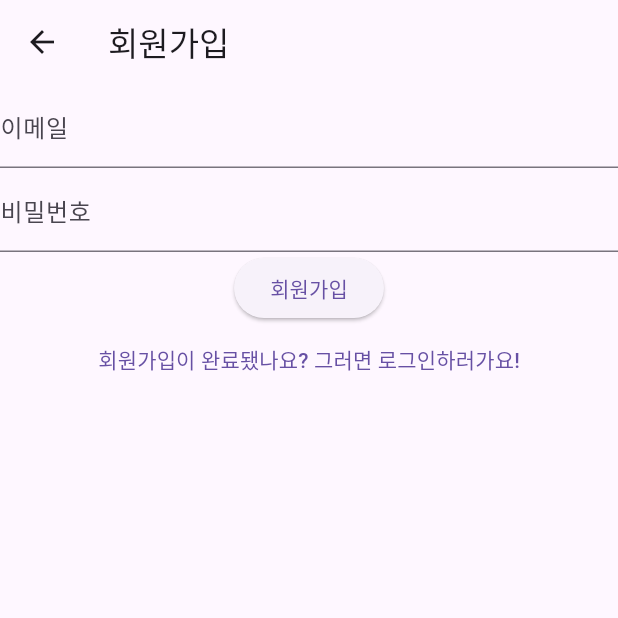
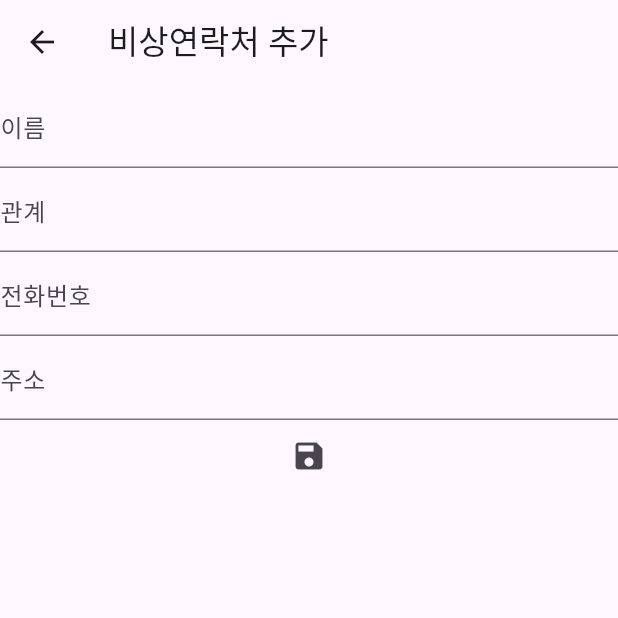
Before and after one commit to jaeyoung1010/a-graduation-project, a Flutter app: the SignUpScreen screen opened directly, after a tap on "회원가입", on a phone screen of 412 x 824 dp, the top half of it. Run offline on Flutter 3.47's test engine with Material 3 defaults, Android fonts, the phone set to English and light mode, and no system bars; our stand-ins replace cloud_firestore, contacts_service, firebase_auth, firebase_core, permission_handler; missing offline and left inert: flutter_sound, microphone, shake; accounts and stored records are empty.

Commit message:
second commit

```diff
--- a/lib/main.dart
+++ b/lib/main.dart
@@ -1,3 +1,4 @@
+import 'package:a_graduation_project_2/screen/addcontact.dart';
 import 'package:a_graduation_project_2/screen/join.dart';
 import 'package:a_graduation_project_2/screen/mainpage.dart';
 import 'package:a_graduation_project_2/screen/memberedit.dart';
@@ -146,7 +147,13 @@ class _SignUpScreenState extends State<SignUpScreen> {
             obscureText: true,
           ),
           ElevatedButton(
-            onPressed: _registerUser,
+            onPressed: () {
+              _registerUser();
+              Navigator.push(
+                context,
+                MaterialPageRoute(builder: (context) => AddContactScreen()),
+              );
+            },
             child: Text('회원가입'),
           ),
           TextButton(
--- /dev/null
+++ b/lib/screen/addcontact.dart
@@ -0,0 +1,90 @@
+import 'package:flutter/material.dart';
+import 'package:cloud_firestore/cloud_firestore.dart';
+import 'package:firebase_core/firebase_core.dart';
+
+import '../main.dart';
+
+class AddContactScreen extends StatefulWidget {
+  @override
+  _AddContactScreenState createState() => _AddContactScreenState();
+}
+
+class _AddContactScreenState extends State<AddContactScreen> {
+  final _formKey = GlobalKey<FormState>();
+  String _name = '';
+  String _relationship = '';
+  String _phoneNumber = '';
+  String _address = '';
+
+  void _saveContact() async {
+    if (_formKey.currentState!.validate()) {
+      _formKey.currentState!.save();
+      try {
+        // Firebase에 데이터 저장
+        await FirebaseFirestore.instance.collection('addcontact').add({
+          'name': _name,
+          'relationship': _relationship,
+          'phoneNumber': _phoneNumber,
+          'address': _address,
+        });
+        Navigator.pop(context); // 저장 후 이전 화면으로 돌아가기
+        ScaffoldMessenger.of(context).showSnackBar(
+            SnackBar(content: Text('비상연락처 추가 완료!'))
+        );
+      } catch (e) {
+        print(e); // 에러 출력
+        // 에러가 발생했을 때 사용자에게 알리는 코드 추가
+      }
+    }
+  }
+
+  @override
+  Widget build(BuildContext context) {
+    return Scaffold(
+      appBar: AppBar(
+        title: Text('비상연락처 추가'),
+      ),
+      body: Form(
+        key: _formKey,
+        child: Column(
+          children: <Widget>[
+            TextFormField(
+              decoration: InputDecoration(labelText: '이름'),
+              onSaved: (value) {
+                _name = value!;
+              },
+            ),
+            TextFormField(
+              decoration: InputDecoration(labelText: '관계'),
+              onSaved: (value) {
+                _relationship = value!;
+              },
+            ),
+            TextFormField(
+              decoration: InputDecoration(labelText: '전화번호'),
+              onSaved: (value) {
+                _phoneNumber = value!;
+              },
+            ),
+            TextFormField(
+              decoration: InputDecoration(labelText: '주소'),
+              onSaved: (value) {
+                _address = value!;
+              },
+            ),
+            IconButton(
+              icon: Icon(Icons.save),
+              onPressed: () {
+                _saveContact();
+                Navigator.pushReplacement(
+                  context,
+                  MaterialPageRoute(builder: (context) => LoginScreen()),
+                );
+              },
+            )
+          ],
+        ),
+      ),
+    );
+  }
+}
--- a/lib/screen/mainpage.dart
+++ b/lib/screen/mainpage.dart
@@ -11,6 +11,9 @@ import 'package:a_graduation_project_2/screen/information_on_the_elderly.dart';
 import 'package:a_graduation_project_2/screen/meeting_page.dart';
 import 'package:a_graduation_project_2/screen/login.dart';
 import 'package:a_graduation_project_2/screen/record.dart';
+
+import 'addcontact.dart';
+import 'contactlist.dart';
 
 
 class HomePage extends StatefulWidget {
@@ -90,7 +93,7 @@ class _HomePageState extends State<HomePage> {
               onTap: () {
                 Navigator.push(
                   context,
-                  MaterialPageRoute(builder: (context) => MemberEditScreen()),
+                  MaterialPageRoute(builder: (context) => ContactsListScreen()),
                 );
               },
               child: Icon(Icons.settings),
```
Also changed, not shown: lib/screen/contactlist.dart (added, +48 -0 lines).
